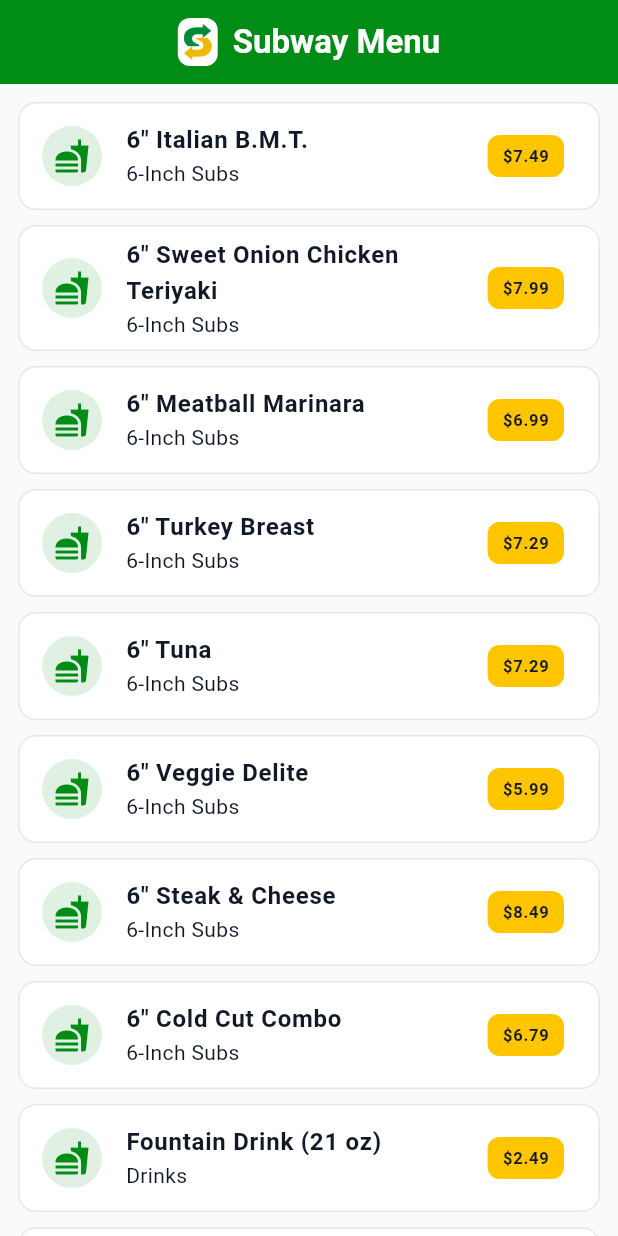
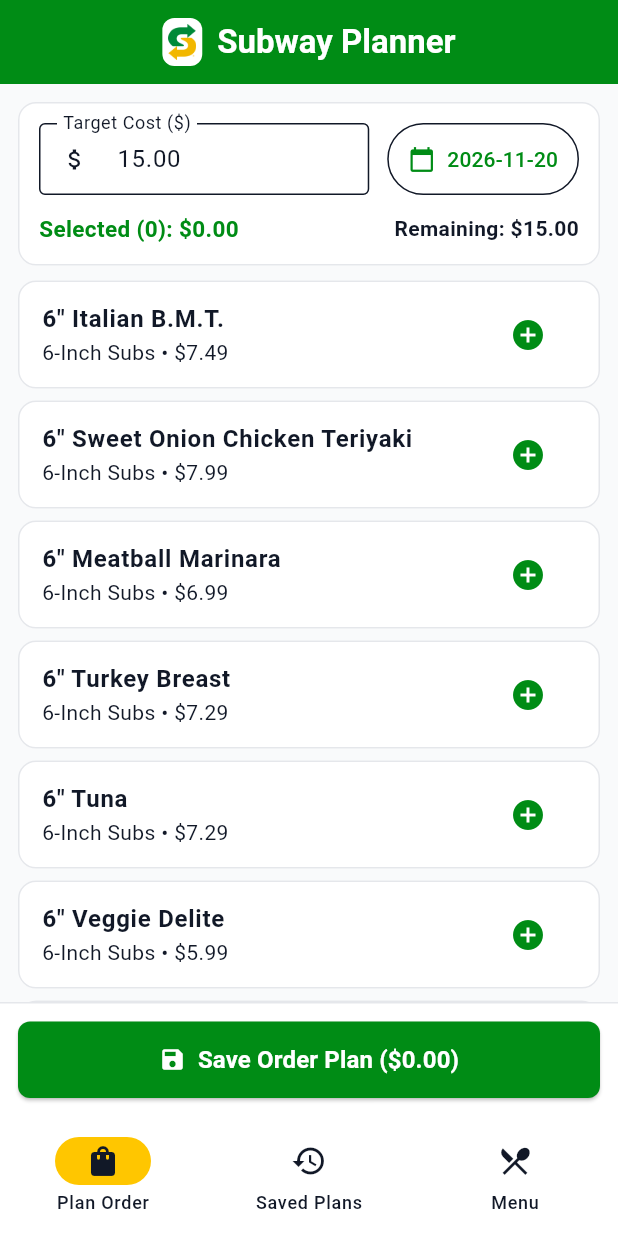
Before and after one commit to parth49patel/Subway-Assignment_3_SOFE_4640U, a Flutter app: the screen it shows after launch, on a phone screen of 412 x 824 dp. Run offline on Flutter 3.47's test engine with Material 3 defaults, Android fonts, the phone set to English and light mode, and no system bars; our stand-ins replace sqflite; accounts and stored records are empty.

Commit message:
Implemented daily order planner with target cost validation and SQLite persistence

```diff
--- a/lib/database/database_helper.dart
+++ b/lib/database/database_helper.dart
@@ -1,6 +1,7 @@
 import 'package:path/path.dart';
 import 'package:sqflite/sqflite.dart';
 import '../models/food_item.dart';
+import '../models/order_plan.dart';
 
 /// Singleton helper class managing SQLite database initialization, seeding, and queries.
 class DatabaseHelper {
@@ -110,4 +111,11 @@ class DatabaseHelper {
     );
     return result.map((map) => FoodItem.fromMap(map)).toList();
   }
+
+  /// Inserts a new daily order plan into the order_plans table and returns its generated row ID.
+  Future<int> insertOrderPlan(OrderPlan plan) async {
+    final db = await instance.database;
+    final data = plan.toMap()..remove('id');
+    return await db.insert('order_plans', data);
+  }
 }
--- a/lib/main.dart
+++ b/lib/main.dart
@@ -1,6 +1,5 @@
 import 'package:flutter/material.dart';
-import 'database/database_helper.dart';
-import 'models/food_item.dart';
+import 'screens/order_planner_screen.dart';
 import 'theme/app_theme.dart';
 
 /// Entry point of the Subway Planner application; ensures bindings are initialized for SQLite.
@@ -9,7 +8,7 @@ void main() async {
   runApp(const SubwayApp());
 }
 
-/// Root widget configuring the app title, Material 3 Subway theme, and initial menu screen.
+/// Root widget configuring the app title, Material 3 Subway theme, and main navigation shell.
 class SubwayApp extends StatelessWidget {
   const SubwayApp({super.key});
 
@@ -20,39 +19,31 @@ class SubwayApp extends StatelessWidget {
       title: 'Subway Planner',
       debugShowCheckedModeBanner: false,
       theme: AppTheme.lightTheme,
-      home: const MenuScreen(),
+      home: const MainNavigationScreen(),
     );
   }
 }
 
-/// Home screen displaying the seeded Subway menu items and their prices from SQLite.
-class MenuScreen extends StatefulWidget {
-  const MenuScreen({super.key});
+/// Main navigation shell hosting the Order Planner, Saved Plans, and Menu Management tabs.
+class MainNavigationScreen extends StatefulWidget {
+  const MainNavigationScreen({super.key});
 
   @override
-  State<MenuScreen> createState() => _MenuScreenState();
+  State<MainNavigationScreen> createState() => _MainNavigationScreenState();
 }
 
-/// State class responsible for asynchronously loading and rendering the Subway menu list.
-class _MenuScreenState extends State<MenuScreen> {
-  /// Future holding the list of food items queried from the local SQLite database.
-  late Future<List<FoodItem>> _menuFuture;
+/// State class tracking the active bottom navigation tab index.
+class _MainNavigationScreenState extends State<MainNavigationScreen> {
+  int _selectedIndex = 0;
 
-  /// Initializes state and triggers the initial database query on screen load.
-  @override
-  void initState() {
-    super.initState();
-    _loadMenu();
-  }
+  /// List of top-level screens corresponding to each bottom navigation destination.
+  final List<Widget> _screens = const [
+    OrderPlannerScreen(),
+    Center(child: Text('Saved Order Plans (Coming Soon)')),
+    Center(child: Text('Manage Menu Items (Coming Soon)')),
+  ];
 
-  /// Fetches all seeded food items from DatabaseHelper and updates the UI state.
-  void _loadMenu() {
-    setState(() {
-      _menuFuture = DatabaseHelper.instance.getAllFoodItems();
-    });
-  }
-
-  /// Builds the scaffold with the branded AppBar and FutureBuilder list of food items.
+  /// Builds the scaffold with the Subway branded AppBar, active screen body, and NavigationBar.
   @override
   Widget build(BuildContext context) {
     return Scaffold(
@@ -75,72 +66,38 @@ class _MenuScreenState extends State<MenuScreen> {
             ),
             const SizedBox(width: 10),
             const Text(
-              'Subway Menu',
+              'Subway Planner',
               style: TextStyle(fontWeight: FontWeight.bold),
             ),
           ],
         ),
       ),
-      body: FutureBuilder<List<FoodItem>>(
-        future: _menuFuture,
-        builder: (context, snapshot) {
-          if (snapshot.connectionState == ConnectionState.waiting) {
-            return const Center(child: CircularProgressIndicator());
-          }
-          if (snapshot.hasError) {
-            return Center(child: Text('Error loading menu: ${snapshot.error}'));
-          }
-
-          final items = snapshot.data ?? [];
-          if (items.isEmpty) {
-            return const Center(child: Text('No food items found.'));
-          }
-
-          return ListView.builder(
-            padding: const EdgeInsets.all(12),
-            itemCount: items.length,
-            itemBuilder: (context, index) {
-              final item = items[index];
-              return Card(
-                margin: const EdgeInsets.only(bottom: 10),
-                child: ListTile(
-                  leading: CircleAvatar(
-                    backgroundColor: Theme.of(context)
-                        .colorScheme
-                        .primary
-                        .withValues(alpha: 0.12),
-                    child: Icon(
-                      Icons.fastfood,
-                      color: Theme.of(context).colorScheme.primary,
-                    ),
-                  ),
-                  title: Text(
-                    item.name,
-                    style: const TextStyle(fontWeight: FontWeight.w600),
-                  ),
-                  subtitle: Text(item.category),
-                  trailing: Container(
-                    padding: const EdgeInsets.symmetric(
-                      horizontal: 10,
-                      vertical: 6,
-                    ),
-                    decoration: BoxDecoration(
-                      color: Theme.of(context).colorScheme.secondary,
-                      borderRadius: BorderRadius.circular(8),
-                    ),
-                    child: Text(
-                      '\$${item.cost.toStringAsFixed(2)}',
-                      style: const TextStyle(
-                        fontWeight: FontWeight.bold,
-                        color: AppTheme.textDark,
-                      ),
-                    ),
-                  ),
-                ),
-              );
-            },
-          );
+      body: _screens[_selectedIndex],
+      bottomNavigationBar: NavigationBar(
+        selectedIndex: _selectedIndex,
+        indicatorColor: AppTheme.subwayYellow,
+        onDestinationSelected: (index) {
+          setState(() {
+            _selectedIndex = index;
+          });
         },
+        destinations: const [
+          NavigationDestination(
+            icon: Icon(Icons.shopping_bag_outlined),
+            selectedIcon: Icon(Icons.shopping_bag),
+            label: 'Plan Order',
+          ),
+          NavigationDestination(
+            icon: Icon(Icons.history_outlined),
+            selectedIcon: Icon(Icons.history),
+            label: 'Saved Plans',
+          ),
+          NavigationDestination(
+            icon: Icon(Icons.restaurant_menu_outlined),
+            selectedIcon: Icon(Icons.restaurant_menu),
+            label: 'Menu',
+          ),
+        ],
       ),
     );
   }
--- /dev/null
+++ b/lib/screens/order_planner_screen.dart
@@ -0,0 +1,357 @@
+import 'package:flutter/material.dart';
+import '../database/database_helper.dart';
+import '../models/food_item.dart';
+import '../models/order_plan.dart';
+import '../theme/app_theme.dart';
+
+/// Screen allowing the user to set a daily target cost, pick a date, select Subway items
+/// within budget, and save the resulting order plan to SQLite.
+class OrderPlannerScreen extends StatefulWidget {
+  const OrderPlannerScreen({super.key});
+
+  @override
+  State<OrderPlannerScreen> createState() => _OrderPlannerScreenState();
+}
+
+/// State class managing target budget validation, selected items, date selection, and saving.
+class _OrderPlannerScreenState extends State<OrderPlannerScreen> {
+  final TextEditingController _targetCostController =
+  TextEditingController(text: '15.00');
+
+  DateTime _selectedDate = DateTime.now();
+  List<FoodItem> _menuItems = [];
+  final List<FoodItem> _selectedItems = [];
+  bool _isLoading = true;
+  String? _budgetWarning;
+
+  @override
+  void initState() {
+    super.initState();
+    _loadMenuItems();
+  }
+
+  @override
+  void dispose() {
+    _targetCostController.dispose();
+    super.dispose();
+  }
+
+  /// Loads all available Subway food items from SQLite.
+  Future<void> _loadMenuItems() async {
+    final items = await DatabaseHelper.instance.getAllFoodItems();
+    if (!mounted) return;
+    setState(() {
+      _menuItems = items;
+      _isLoading = false;
+    });
+  }
+
+  /// Parses the user-entered daily target cost, defaulting to 0.0 if invalid.
+  double get _targetCost {
+    return double.tryParse(_targetCostController.text.trim()) ?? 0.0;
+  }
+
+  /// Calculates the cumulative price of all currently selected food items.
+  double get _currentTotal {
+    return _selectedItems.fold(0.0, (sum, item) => sum + item.cost);
+  }
+
+  /// Formats a DateTime object as YYYY-MM-DD for consistent database storage and querying.
+  String _formatDate(DateTime date) {
+    final year = date.year.toString().padLeft(4, '0');
+    final month = date.month.toString().padLeft(2, '0');
+    final day = date.day.toString().padLeft(2, '0');
+    return '$year-$month-$day';
+  }
+
+  /// Opens a date picker dialog so the user can choose the target date for the order plan.
+  Future<void> _pickDate() async {
+    final picked = await showDatePicker(
+      context: context,
+      initialDate: _selectedDate,
+      firstDate: DateTime(2024),
+      lastDate: DateTime(2030),
+    );
+    if (picked != null) {
+      setState(() {
+        _selectedDate = picked;
+      });
+    }
+  }
+
+  /// Adds an item to the order if it does not exceed the target cost; otherwise shows an alert.
+  void _addItemToOrder(FoodItem item) {
+    final target = _targetCost;
+    if (target <= 0) {
+      setState(() {
+        _budgetWarning = 'Please enter a valid target cost greater than \$0.00.';
+      });
+      return;
+    }
+
+    final projectedTotal = double.parse((_currentTotal + item.cost).toStringAsFixed(2));
+    if (projectedTotal > target) {
+      final warningMsg =
+          'Cannot add ${item.name} (\$${item.cost.toStringAsFixed(2)}): total (\$${projectedTotal.toStringAsFixed(2)}) would exceed your \$${target.toStringAsFixed(2)} target!';
+      setState(() {
+        _budgetWarning = warningMsg;
+      });
+      ScaffoldMessenger.of(context)
+        ..hideCurrentSnackBar()
+        ..showSnackBar(
+          SnackBar(
+            content: Text(warningMsg),
+            backgroundColor: AppTheme.errorRed,
+          ),
+        );
+      return;
+    }
+
+    setState(() {
+      _budgetWarning = null;
+      _selectedItems.add(item);
+    });
+  }
+
+  /// Removes one instance of the given food item from the current order selection.
+  void _removeItemFromOrder(FoodItem item) {
+    final index = _selectedItems.indexWhere((element) => element.id == item.id);
+    if (index != -1) {
+      setState(() {
+        _budgetWarning = null;
+        _selectedItems.removeAt(index);
+      });
+    }
+  }
+
+  /// Counts how many times a specific menu item is currently selected in the order.
+  int _getItemQuantity(FoodItem item) {
+    return _selectedItems.where((element) => element.id == item.id).length;
+  }
+
+  /// Validates and saves the selected food items and date as an OrderPlan in SQLite.
+  Future<void> _saveOrderPlan() async {
+    final target = _targetCost;
+    if (_selectedItems.isEmpty) {
+      ScaffoldMessenger.of(context).showSnackBar(
+        const SnackBar(
+          content: Text('Select at least one Subway item before saving.'),
+          backgroundColor: AppTheme.errorRed,
+        ),
+      );
+      return;
+    }
+
+    if (_currentTotal > target) {
+      setState(() {
+        _budgetWarning =
+        'Total cost (\$${_currentTotal.toStringAsFixed(2)}) exceeds your target budget (\$${target.toStringAsFixed(2)}).';
+      });
+      return;
+    }
+
+    final plan = OrderPlan(
+      date: _formatDate(_selectedDate),
+      targetCost: target,
+      totalCost: double.parse(_currentTotal.toStringAsFixed(2)),
+      items: List<FoodItem>.from(_selectedItems),
+    );
+
+    await DatabaseHelper.instance.insertOrderPlan(plan);
+
+    if (!mounted) return;
+    setState(() {
+      _selectedItems.clear();
+      _budgetWarning = null;
+    });
+
+    ScaffoldMessenger.of(context).showSnackBar(
+      SnackBar(
+        content: Text(
+          'Saved Subway order plan for ${plan.date} (\$${plan.totalCost.toStringAsFixed(2)})!',
+        ),
+        backgroundColor: AppTheme.subwayGreen,
+      ),
+    );
+  }
+
+  /// Builds the budget & date header card, warning banner, menu selection list, and save bar.
+  @override
+  Widget build(BuildContext context) {
+    if (_isLoading) {
+      return const Center(child: CircularProgressIndicator());
+    }
+
+    final target = _targetCost;
+    final total = _currentTotal;
+    final remaining = (target - total).clamp(0.0, double.infinity);
+    final isOverBudget = total > target;
+
+    return Column(
+      children: [
+        // Top configuration card: Target Cost input, Date Picker, and Running Budget Summary
+        Card(
+          margin: const EdgeInsets.fromLTRB(12, 12, 12, 6),
+          child: Padding(
+            padding: const EdgeInsets.all(14),
+            child: Column(
+              children: [
+                Row(
+                  children: [
+                    Expanded(
+                      child: TextField(
+                        controller: _targetCostController,
+                        keyboardType: const TextInputType.numberWithOptions(decimal: true),
+                        decoration: const InputDecoration(
+                          labelText: 'Target Cost (\$)',
+                          prefixIcon: Icon(Icons.attach_money),
+                          border: OutlineInputBorder(),
+                          isDense: true,
+                        ),
+                        onChanged: (_) => setState(() {
+                          _budgetWarning = null;
+                        }),
+                      ),
+                    ),
+                    const SizedBox(width: 12),
+                    OutlinedButton.icon(
+                      onPressed: _pickDate,
+                      icon: const Icon(Icons.calendar_today, size: 18),
+                      label: Text(_formatDate(_selectedDate)),
+                      style: OutlinedButton.styleFrom(
+                        padding: const EdgeInsets.symmetric(
+                          horizontal: 14,
+                          vertical: 14,
+                        ),
+                      ),
+                    ),
+                  ],
+                ),
+                const SizedBox(height: 12),
+                Row(
+                  mainAxisAlignment: MainAxisAlignment.spaceBetween,
+                  children: [
+                    Text(
+                      'Selected (${_selectedItems.length}): \$${total.toStringAsFixed(2)}',
+                      style: TextStyle(
+                        fontWeight: FontWeight.bold,
+                        fontSize: 15,
+                        color: isOverBudget ? AppTheme.errorRed : AppTheme.subwayGreen,
+                      ),
+                    ),
+                    Text(
+                      'Remaining: \$${remaining.toStringAsFixed(2)}',
+                      style: const TextStyle(
+                        fontWeight: FontWeight.w600,
+                        fontSize: 14,
+                      ),
+                    ),
+                  ],
+                ),
+              ],
+            ),
+          ),
+        ),
+
+        // Inline error banner shown immediately when adding an item would exceed target cost
+        if (_budgetWarning != null)
+          Container(
+            width: double.infinity,
+            margin: const EdgeInsets.symmetric(horizontal: 12, vertical: 4),
+            padding: const EdgeInsets.all(10),
+            decoration: BoxDecoration(
+              color: AppTheme.errorRed.withValues(alpha: 0.1),
+              border: Border.all(color: AppTheme.errorRed),
+              borderRadius: BorderRadius.circular(8),
+            ),
+            child: Row(
+              children: [
+                const Icon(Icons.warning_amber_rounded, color: AppTheme.errorRed),
+                const SizedBox(width: 8),
+                Expanded(
+                  child: Text(
+                    _budgetWarning!,
+                    style: const TextStyle(
+                      color: AppTheme.errorRed,
+                      fontWeight: FontWeight.w600,
+                      fontSize: 13,
+                    ),
+                  ),
+                ),
+              ],
+            ),
+          ),
+
+        // Scrollable list of seeded Subway items with quantity controls
+        Expanded(
+          child: ListView.builder(
+            padding: const EdgeInsets.symmetric(horizontal: 12, vertical: 4),
+            itemCount: _menuItems.length,
+            itemBuilder: (context, index) {
+              final item = _menuItems[index];
+              final quantity = _getItemQuantity(item);
+
+              return Card(
+                margin: const EdgeInsets.only(bottom: 8),
+                child: ListTile(
+                  title: Text(
+                    item.name,
+                    style: const TextStyle(fontWeight: FontWeight.w600),
+                  ),
+                  subtitle: Text(
+                    '${item.category} • \$${item.cost.toStringAsFixed(2)}',
+                  ),
+                  trailing: Row(
+                    mainAxisSize: MainAxisSize.min,
+                    children: [
+                      if (quantity > 0) ...[
+                        IconButton(
+                          icon: const Icon(Icons.remove_circle_outline),
+                          color: AppTheme.errorRed,
+                          onPressed: () => _removeItemFromOrder(item),
+                        ),
+                        Text(
+                          '$quantity',
+                          style: const TextStyle(
+                            fontWeight: FontWeight.bold,
+                            fontSize: 16,
+                          ),
+                        ),
+                      ],
+                      IconButton(
+                        icon: const Icon(Icons.add_circle),
+                        color: AppTheme.subwayGreen,
+                        onPressed: () => _addItemToOrder(item),
+                      ),
+                    ],
+                  ),
+                ),
+              );
+            },
+          ),
+        ),
+
+        // Bottom Save Order Plan button bar
+        Container(
+          width: double.infinity,
+          padding: const EdgeInsets.all(12),
+          decoration: const BoxDecoration(
+            color: AppTheme.surfaceWhite,
+            border: Border(top: BorderSide(color: AppTheme.borderGray)),
+          ),
+          child: ElevatedButton.icon(
+            onPressed: _saveOrderPlan,
+            icon: const Icon(Icons.save),
+            label: Text(
+              'Save Order Plan (\$${total.toStringAsFixed(2)})',
+              style: const TextStyle(fontWeight: FontWeight.bold, fontSize: 16),
+            ),
+            style: ElevatedButton.styleFrom(
+              padding: const EdgeInsets.symmetric(vertical: 14),
+            ),
+          ),
+        ),
+      ],
+    );
+  }
+}
```
Also changed, not shown: 1 other file.
